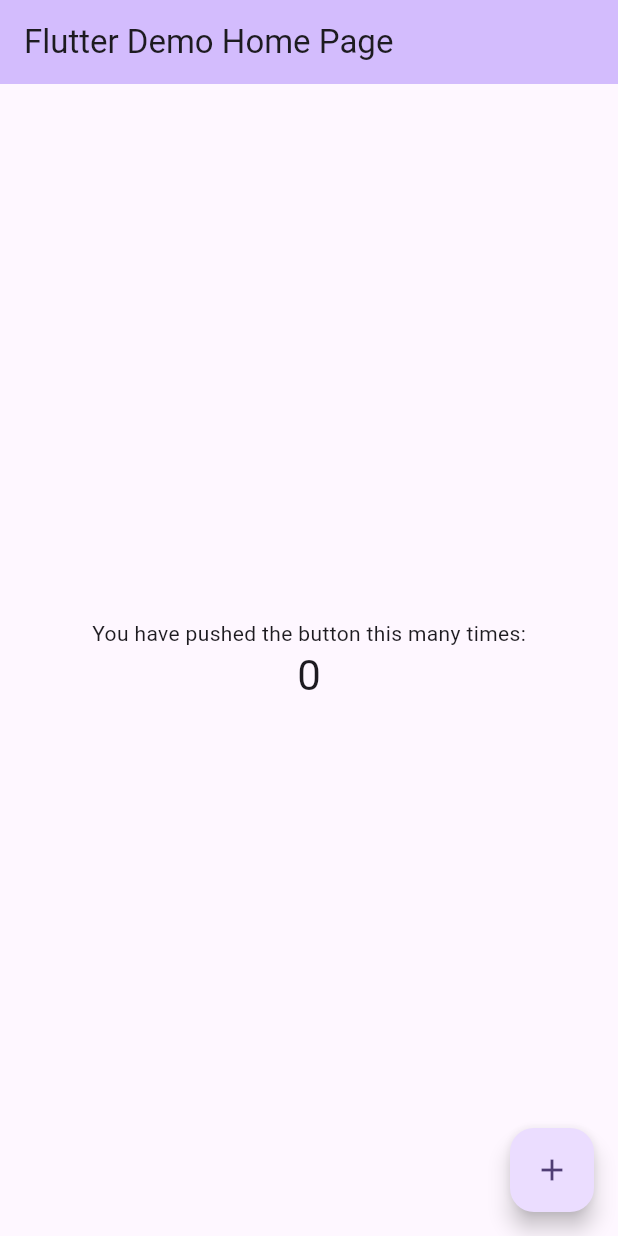
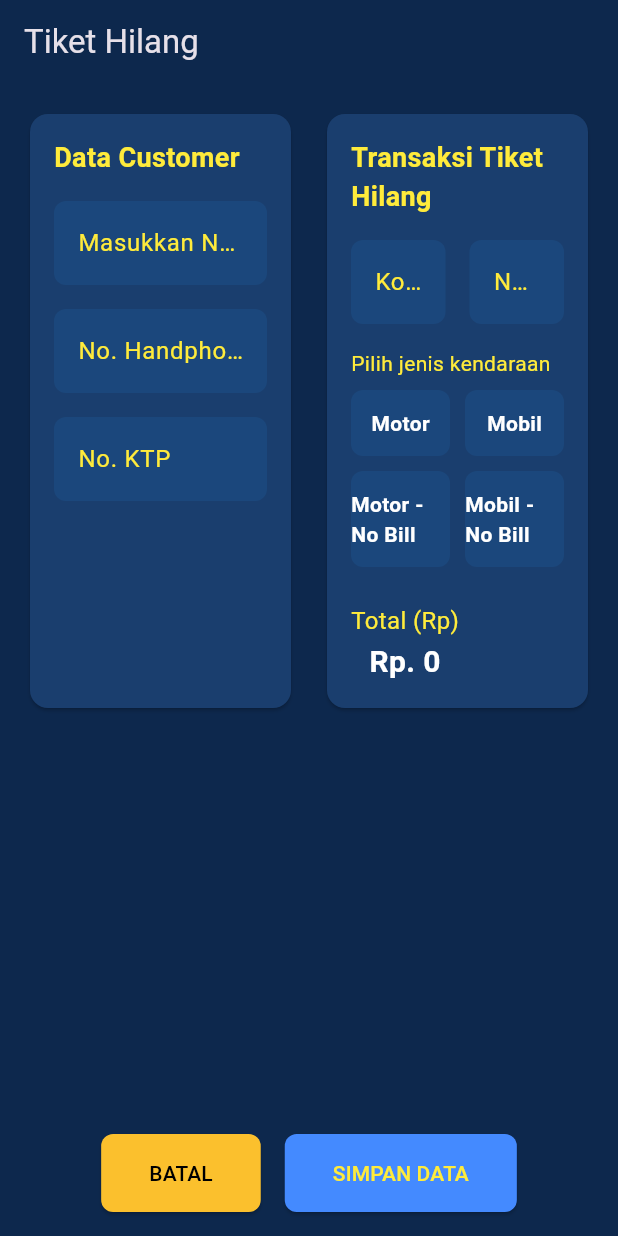
Before and after one commit to MUHAMMADKASIM28/parkaways_ep_flutter, a Flutter app: the screen it shows after launch, on a phone screen of 412 x 824 dp. Run offline on Flutter 3.47's test engine with Material 3 defaults, Android fonts, the phone set to English and light mode, and no system bars; Roboto replaces fonts that are missing (Poppins).

Commit message:
fitur tiket-hilang : buat tampilan ui nya

```diff
--- a/lib/features/tiket_hilang/views/tiket_hilang_view.dart
+++ b/lib/features/tiket_hilang/views/tiket_hilang_view.dart
@@ -0,0 +1,102 @@
+import 'package:flutter/material.dart';
+import 'widgets/form_data_customer.dart'; // Path mungkin perlu disesuaikan
+import 'widgets/form_detail_transaksi.dart';
+
+class LostTicketView extends StatelessWidget {
+  const LostTicketView({super.key});
+
+  @override
+  Widget build(BuildContext context) {
+    return Scaffold(
+      backgroundColor: const Color(0xFF0D284D),
+      appBar: AppBar(
+        title: const Text('Tiket Hilang'),
+        backgroundColor: Colors.transparent,
+        elevation: 0,
+      ),
+      body: Column(
+        children: [
+          Expanded(
+            child: SingleChildScrollView(
+              padding: const EdgeInsets.all(16.0),
+              child: IntrinsicHeight(
+                child: Row(
+                  crossAxisAlignment: CrossAxisAlignment.stretch,
+                  children: [
+                    // Card Form Customer
+                    Expanded(
+                      child: Card(
+                        color: const Color(0xFF1A3E6E),
+                        shape: RoundedRectangleBorder(
+                          borderRadius: BorderRadius.circular(12),
+                        ),
+                        child: Padding(
+                          padding: const EdgeInsets.all(16.0),
+                          child: CustomerDataForm(),
+                        ),
+                      ),
+                    ),
+                    const SizedBox(width: 16),
+                    // Card Form Transaksi
+                    Expanded(
+                      child: Card(
+                        color: const Color(0xFF1A3E6E),
+                        shape: RoundedRectangleBorder(
+                          borderRadius: BorderRadius.circular(12),
+                        ),
+                        child: Padding(
+                          padding: const EdgeInsets.all(16.0),
+                          child: TransactionDetailsForm(),
+                        ),
+                      ),
+                    ),
+                  ],
+                ),
+              ),
+            ),
+          ),
+
+          Padding(
+            padding: const EdgeInsets.all(16.0),
+            child: Row(
+              mainAxisAlignment: MainAxisAlignment.center,
+              children: [
+                // Tombol Batal
+                ElevatedButton(
+                  onPressed: () {
+                    print('Tombol Batal ditekan');
+                  },
+                  style: ElevatedButton.styleFrom(
+                    backgroundColor: Colors.yellow[700],
+                    padding: const EdgeInsets.symmetric(vertical: 16, horizontal: 32),
+                    // Diubah: Tambahkan shape untuk mengatur sudut
+                    shape: RoundedRectangleBorder(
+                      borderRadius: BorderRadius.circular(8.0),
+                    ),
+                  ),
+                  child: const Text('BATAL', style: TextStyle(color: Colors.black)),
+                ),
+                const SizedBox(width: 16),
+                // Tombol Simpan
+                ElevatedButton(
+                  onPressed: () {
+                    print('Tombol Simpan Data ditekan');
+                  },
+                  style: ElevatedButton.styleFrom(
+                    backgroundColor: Colors.blueAccent,
+                    padding: const EdgeInsets.symmetric(vertical: 16, horizontal: 32),
+                    // Diubah: Tambahkan shape untuk mengatur sudut
+                    shape: RoundedRectangleBorder(
+                      borderRadius: BorderRadius.circular(8.0),
+                    ),
+                  ),
+                  child: const Text('SIMPAN DATA', style: TextStyle(color: Colors.yellow)),
+                ),
+              ],
+            ),
+          )
+        ],
+      ),
+    );
+  }
+}
--- /dev/null
+++ b/lib/features/tiket_hilang/views/widgets/custom_text_field.dart
@@ -0,0 +1,38 @@
+// lib/widgets/custom_text_field.dart
+
+import 'package:flutter/material.dart';
+
+class CustomTextField extends StatelessWidget {
+  final String label;
+  final TextEditingController? controller;
+
+  const CustomTextField({
+    super.key,
+    required this.label,
+    this.controller,
+  });
+
+  @override
+  Widget build(BuildContext context) {
+    return TextField(
+      controller: controller,
+      style: const TextStyle(color: Colors.white),
+      decoration: InputDecoration(
+        labelText: label,
+        labelStyle: const TextStyle(color: Colors.yellow),
+        alignLabelWithHint: true,
+        floatingLabelAlignment: FloatingLabelAlignment.start,
+        filled: true,
+        fillColor: Colors.blue.withOpacity(0.1),
+        border: OutlineInputBorder(
+          borderRadius: BorderRadius.circular(8),
+          borderSide: BorderSide.none,
+        ),
+        focusedBorder: OutlineInputBorder(
+          borderRadius: BorderRadius.circular(8),
+          borderSide: const BorderSide(color: Colors.blueAccent, width: 2),
+        ),
+      ),
+    );
+  }
+}
--- /dev/null
+++ b/lib/features/tiket_hilang/views/widgets/form_data_customer.dart
@@ -0,0 +1,25 @@
+import 'package:flutter/material.dart';
+import 'custom_text_field.dart';
+
+class CustomerDataForm extends StatelessWidget {
+  const CustomerDataForm({super.key});
+
+  @override
+  Widget build(BuildContext context) {
+    return const Column(
+      crossAxisAlignment: CrossAxisAlignment.start,
+      children: [
+        Text(
+          'Data Customer',
+          style: TextStyle(color: Colors.yellow, fontSize: 18, fontWeight: FontWeight.bold),
+        ),
+        SizedBox(height: 16),
+        CustomTextField(label: 'Masukkan Nama Customer'),
+        SizedBox(height: 16),
+        CustomTextField(label: 'No. Handphone'),
+        SizedBox(height: 16),
+        CustomTextField(label: 'No. KTP'),
+      ],
+    );
+  }
+}
--- /dev/null
+++ b/lib/features/tiket_hilang/views/widgets/form_detail_transaksi.dart
@@ -0,0 +1,103 @@
+// lib/widgets/transaction_details_form.dart
+
+import 'package:flutter/material.dart';
+import 'custom_text_field.dart';
+
+class TransactionDetailsForm extends StatefulWidget {
+  const TransactionDetailsForm({super.key});
+
+  @override
+  State<TransactionDetailsForm> createState() => _TransactionDetailsFormState();
+}
+
+class _TransactionDetailsFormState extends State<TransactionDetailsForm> {
+  // 1. Ubah menjadi nullable (String?) dan hapus nilai awal.
+  String? _selectedVehicle;
+
+  @override
+  Widget build(BuildContext context) {
+    return Column(
+      crossAxisAlignment: CrossAxisAlignment.start,
+      children: [
+        const Text(
+          'Transaksi Tiket Hilang',
+          style: TextStyle(color: Colors.yellow, fontSize: 18, fontWeight: FontWeight.bold),
+        ),
+        const SizedBox(height: 16),
+        // Baris Kode Plat dan Nomor Plat
+        const Row(
+          children: [
+            Expanded(child: CustomTextField(label: 'Kode Plat')),
+            SizedBox(width: 16),
+            Expanded(child: CustomTextField(label: 'Nomor Plat')),
+          ],
+        ),
+        const SizedBox(height: 16),
+        const Text('Pilih jenis kendaraan', style: TextStyle(color: Colors.yellow)),
+        const SizedBox(height: 8),
+        Column(
+          children: [
+            // Baris Atas
+            Row(
+              children: [
+                _buildVehicleOptionBox('Motor'),
+                const SizedBox(width: 10),
+                _buildVehicleOptionBox('Mobil'),
+              ],
+            ),
+            const SizedBox(height: 10),
+            // Baris Bawah
+            Row(
+              children: [
+                _buildVehicleOptionBox('Motor - No Bill'),
+                const SizedBox(width: 10),
+                _buildVehicleOptionBox('Mobil - No Bill'),
+              ],
+            ),
+          ],
+        ),
+        const SizedBox(height: 24),
+        // Total Biaya
+        const Column(
+          children: [
+            Text('Total (Rp)', style: TextStyle(color: Colors.yellow, fontSize: 16)),
+            SizedBox(height: 2),
+            Text('Rp. 0', style: TextStyle(color: Colors.white, fontSize: 20, fontWeight: FontWeight.bold)),
+          ],
+        )
+      ],
+    );
+  }
+
+  Widget _buildVehicleOptionBox(String vehicleName) {
+    // Logika ini tetap berfungsi dengan benar
+    bool isSelected = _selectedVehicle == vehicleName;
+
+    return Expanded(
+      child: GestureDetector(
+        onTap: () {
+          setState(() {
+            _selectedVehicle = vehicleName;
+          });
+        },
+        child: Container(
+          padding: const EdgeInsets.symmetric(vertical: 12),
+          decoration: BoxDecoration(
+            color: isSelected ? Colors.yellowAccent : Colors.blue.withOpacity(0.1),
+            borderRadius: BorderRadius.circular(8),
+            border: isSelected ? Border.all(color: Colors.white, width: 1.5) : null,
+          ),
+          child: Center(
+            child: Text(
+              vehicleName,
+              style: const TextStyle(
+                color: Colors.white,
+                fontWeight: FontWeight.bold,
+              ),
+            ),
+          ),
+        ),
+      ),
+    );
+  }
+}
--- a/lib/main.dart
+++ b/lib/main.dart
@@ -1,4 +1,5 @@
 import 'package:flutter/material.dart';
+import 'features/tiket_hilang/views/tiket_hilang_view.dart';
 
 void main() {
   runApp(const MyApp());
@@ -7,116 +8,17 @@ void main() {
 class MyApp extends StatelessWidget {
   const MyApp({super.key});
 
-  // This widget is the root of your application.
   @override
   Widget build(BuildContext context) {
     return MaterialApp(
-      title: 'Flutter Demo',
+      title: 'Aplikasi Parkir',
+      debugShowCheckedModeBanner: false, // Menghilangkan banner "Debug"
       theme: ThemeData(
-        // This is the theme of your application.
-        //
-        // TRY THIS: Try running your application with "flutter run". You'll see
-        // the application has a purple toolbar. Then, without quitting the app,
-        // try changing the seedColor in the colorScheme below to Colors.green
-        // and then invoke "hot reload" (save your changes or press the "hot
-        // reload" button in a Flutter-supported IDE, or press "r" if you used
-        // the command line to start the app).
-        //
-        // Notice that the counter didn't reset back to zero; the application
-        // state is not lost during the reload. To reset the state, use hot
-        // restart instead.
-        //
-        // This works for code too, not just values: Most code changes can be
-        // tested with just a hot reload.
-        colorScheme: ColorScheme.fromSeed(seedColor: Colors.deepPurple),
+        brightness: Brightness.dark, // Mengatur tema gelap secara global
+        fontFamily: 'Poppins', // Contoh jika ingin menggunakan font kustom
       ),
-      home: const MyHomePage(title: 'Flutter Demo Home Page'),
+      // 2. Ganti halaman utama dengan LostTicketScreen
+      home: const LostTicketView(),
     );
   }
 }
-
-class MyHomePage extends StatefulWidget {
-  const MyHomePage({super.key, required this.title});
-
-  // This widget is the home page of your application. It is stateful, meaning
-  // that it has a State object (defined below) that contains fields that affect
-  // how it looks.
-
-  // This class is the configuration for the state. It holds the values (in this
-  // case the title) provided by the parent (in this case the App widget) and
-  // used by the build method of the State. Fields in a Widget subclass are
-  // always marked "final".
-
-  final String title;
-
-  @override
-  State<MyHomePage> createState() => _MyHomePageState();
-}
-
-class _MyHomePageState extends State<MyHomePage> {
-  int _counter = 0;
-
-  void _incrementCounter() {
-    setState(() {
-      // This call to setState tells the Flutter framework that something has
-      // changed in this State, which causes it to rerun the build method below
-      // so that the display can reflect the updated values. If we changed
-      // _counter without calling setState(), then the build method would not be
-      // called again, and so nothing would appear to happen.
-      _counter++;
-    });
-  }
-
-  @override
-  Widget build(BuildContext context) {
-    // This method is rerun every time setState is called, for instance as done
-    // by the _incrementCounter method above.
-    //
-    // The Flutter framework has been optimized to make rerunning build methods
-    // fast, so that you can just rebuild anything that needs updating rather
-    // than having to individually change instances of widgets.
-    return Scaffold(
-      appBar: AppBar(
-        // TRY THIS: Try changing the color here to a specific color (to
-        // Colors.amber, perhaps?) and trigger a hot reload to see the AppBar
-        // change color while the other colors stay the same.
-        backgroundColor: Theme.of(context).colorScheme.inversePrimary,
-        // Here we take the value from the MyHomePage object that was created by
-        // the App.build method, and use it to set our appbar title.
-        title: Text(widget.title),
-      ),
-      body: Center(
-        // Center is a layout widget. It takes a single child and positions it
-        // in the middle of the parent.
-        child: Column(
-          // Column is also a layout widget. It takes a list of children and
-          // arranges them vertically. By default, it sizes itself to fit its
-          // children horizontally, and tries to be as tall as its parent.
-          //
-          // Column has various properties to control how it sizes itself and
-          // how it positions its children. Here we use mainAxisAlignment to
-          // center the children vertically; the main axis here is the vertical
-          // axis because Columns are vertical (the cross axis would be
-          // horizontal).
-          //
-          // TRY THIS: Invoke "debug painting" (choose the "Toggle Debug Paint"
-          // action in the IDE, or press "p" in the console), to see the
-          // wireframe for each widget.
-          mainAxisAlignment: MainAxisAlignment.center,
-          children: <Widget>[
-            const Text('You have pushed the button this many times:'),
-            Text(
-              '$_counter',
-              style: Theme.of(context).textTheme.headlineMedium,
-            ),
-          ],
-        ),
-      ),
-      floatingActionButton: FloatingActionButton(
-        onPressed: _incrementCounter,
-        tooltip: 'Increment',
-        child: const Icon(Icons.add),
-      ), // This trailing comma makes auto-formatting nicer for build methods.
-    );
-  }
-}
```
